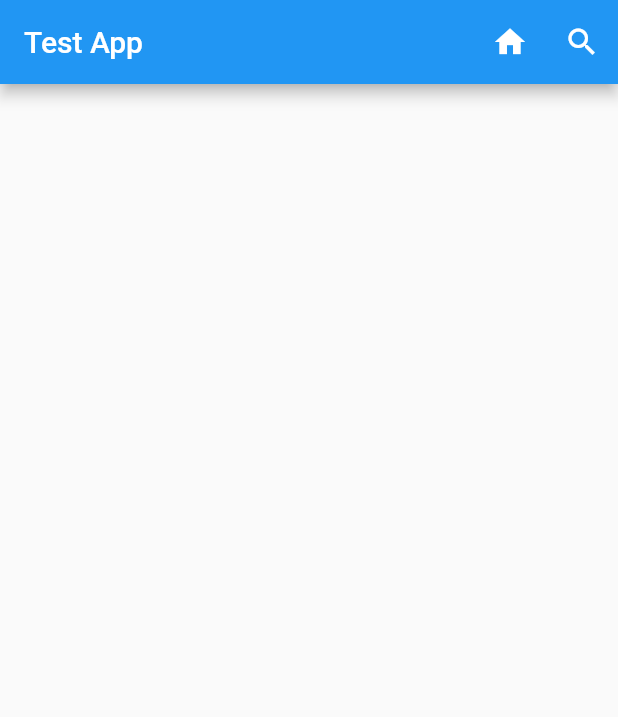
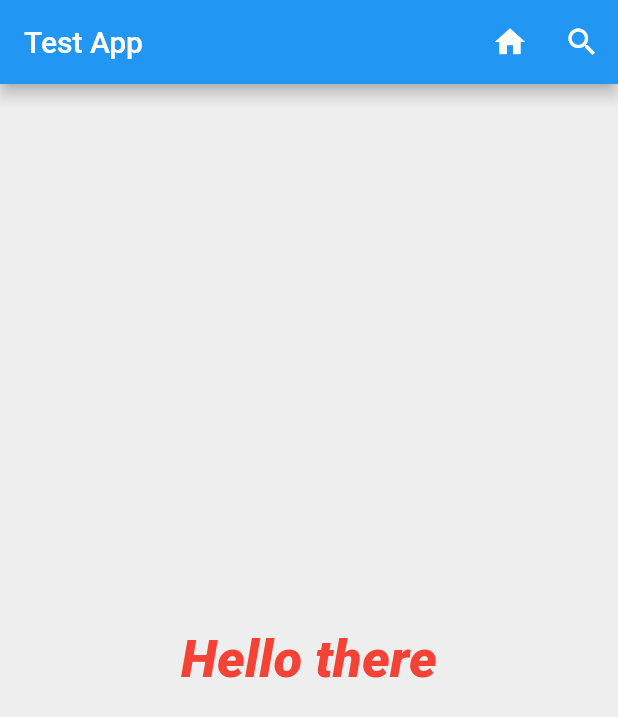
Before and after one commit to udith-shalinda/First_flutter, a Flutter app: the screen it shows after launch, on a phone screen of 412 x 824 dp. Shown: the top 717 px of the screen. Run offline on Flutter 3.47's test engine with Material 2 defaults, Android fonts, the phone set to English and light mode, and no system bars.

Commit message:
body container

```diff
--- a/lib/ui/toolbar.dart
+++ b/lib/ui/toolbar.dart
@@ -12,6 +12,27 @@ class toolbar extends StatelessWidget {
           new IconButton(icon: new Icon(Icons.search), onPressed: pressSearch),
         ],
       ),
+
+      //other properties
+      backgroundColor: Colors.grey.shade200,
+      body: new Container(
+        alignment: Alignment.center,
+        child:new Column(
+          mainAxisAlignment: MainAxisAlignment.center,
+          children: <Widget>[
+            new Text(
+                "Hello there",
+                style: new TextStyle(
+                  fontStyle: FontStyle.italic,
+                  fontWeight: FontWeight.w800,
+                  fontSize: 35,
+                  color: Colors.red
+                ),
+            )
+
+          ],
+        )
+      ),
     );
   }
 
```
